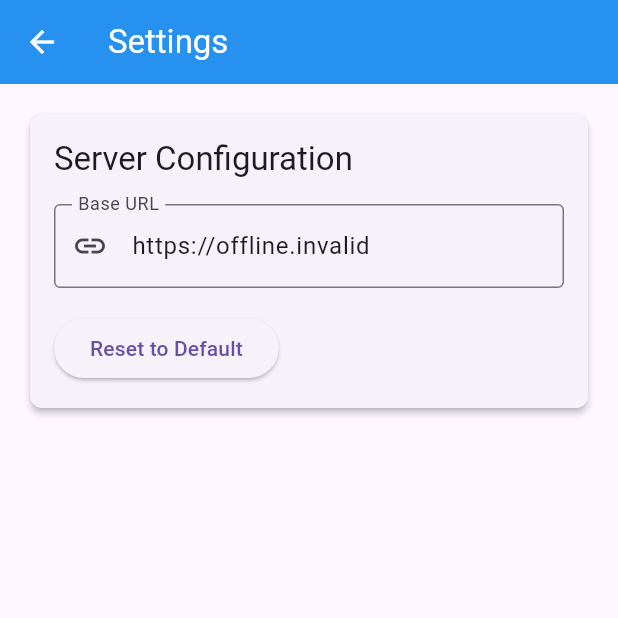
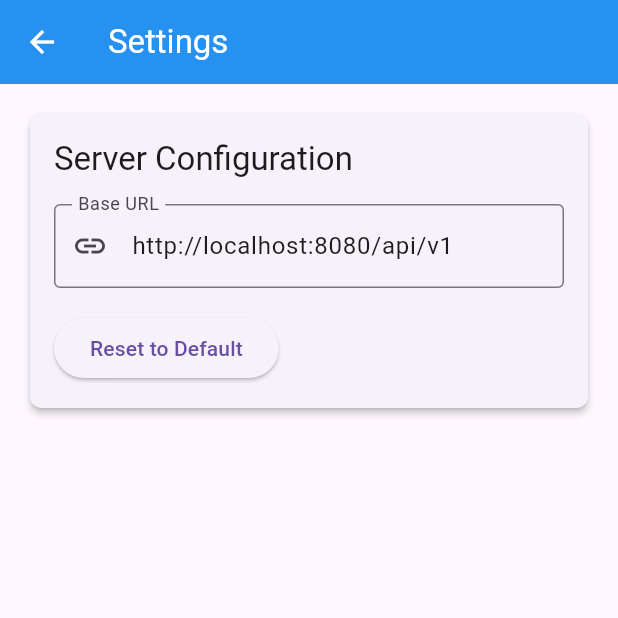
Before and after one commit to vfiruz97/todo-app, a Flutter app: the screen it shows after launch, after a tap on the "settings" icon, on a phone screen of 412 x 824 dp, the top half of it. Run offline on Flutter 3.47's test engine with Material 3 defaults, Android fonts, the phone set to English and light mode, and no system bars; our stand-ins replace connectivity_plus, dartz, dio, fixnum, flutter_bloc, flutter_dotenv and 6 more; missing offline and left inert: dio_smart_retry, todo_proto.

Commit message:
feat: Refactor configuration handling to use Config class for base URL and retry attempts

```diff
--- /dev/null
+++ b/lib/infrastructure/config/config.dart
@@ -0,0 +1,17 @@
+import 'package:flutter_dotenv/flutter_dotenv.dart';
+
+class Config {
+  final String baseUrl;
+  final int retryAttempts;
+
+  const Config({required this.baseUrl, required this.retryAttempts});
+
+  static Future<Config> loadFromDotEnv() async {
+    final env = DotEnv();
+    await env.load();
+    return Config(
+      baseUrl: env.get('BASE_URL', fallback: 'http://localhost:8080/api/v1'),
+      retryAttempts: int.parse(env.get('RETRY_ATTEMPTS', fallback: '3')),
+    );
+  }
+}
--- a/lib/infrastructure/network/network_module.dart
+++ b/lib/infrastructure/network/network_module.dart
@@ -2,11 +2,11 @@ import 'dart:async';
 
 import 'package:dio/dio.dart';
 import 'package:dio_smart_retry/dio_smart_retry.dart';
-import 'package:flutter_dotenv/flutter_dotenv.dart';
 import 'package:injectable/injectable.dart';
 
 import '../../domain/core/events/domain_event.dart';
 import '../../domain/entities/events/settings_event.dart';
+import '../config/config.dart';
 import '../core/event_bus.dart';
 import 'interceptors/interceptors.dart';
 import 'network_info_service.dart';
@@ -14,8 +14,8 @@ import 'network_info_service.dart';
 @module
 abstract class NetworkModule {
   @singleton
-  DioFactory dioFactory(DotEnv dotenv, EventBus eventBus, NetworkInfoService networkInfo) {
-    return DioFactory(dotenv, eventBus, networkInfo);
+  DioFactory dioFactory(Config config, EventBus eventBus, NetworkInfoService networkInfo) {
+    return DioFactory(config, eventBus, networkInfo);
   }
 
   @injectable
@@ -23,12 +23,12 @@ abstract class NetworkModule {
 }
 
 class DioFactory {
-  DioFactory(this._dotenv, this._eventBus, this._networkInfo) {
-    _lastBaseUrl = _dotenv.env['BASE_URL']!;
+  DioFactory(this._config, this._eventBus, this._networkInfo) {
+    _lastBaseUrl = _config.baseUrl;
     _handleBaseUrlChange();
   }
 
-  final DotEnv _dotenv;
+  final Config _config;
   final NetworkInfoService _networkInfo;
   final EventBus _eventBus;
   StreamSubscription<DomainEvent>? _eventSubscription;
@@ -60,9 +60,7 @@ class DioFactory {
     dio.options.responseType = ResponseType.bytes;
 
     dio.interceptors.add(ConnectivityInterceptor(_networkInfo));
-    dio.interceptors.add(
-      RetryInterceptor(dio: dio, retries: int.parse(_dotenv.env['RETRY_ATTEMPTS'] ?? '3'), logPrint: print),
-    );
+    dio.interceptors.add(RetryInterceptor(dio: dio, retries: _config.retryAttempts, logPrint: print));
     dio.interceptors.add(LogInterceptor(requestBody: true, responseBody: true, logPrint: print));
 
     return dio;
--- a/lib/injection.dart
+++ b/lib/injection.dart
@@ -1,18 +1,16 @@
 import 'dart:async';
 
-import 'package:flutter_dotenv/flutter_dotenv.dart';
 import 'package:get_it/get_it.dart';
 import 'package:injectable/injectable.dart';
 
+import 'infrastructure/config/config.dart';
 import 'injection.config.dart';
 
 @module
 abstract class RegisterModule {
   @preResolve
-  Future<DotEnv> get dotEnv async {
-    final env = DotEnv();
-    await env.load();
-    return env;
+  Future<Config> get config async {
+    return await Config.loadFromDotEnv();
   }
 }
 
--- a/lib/presentation/cubit/settings/settings_cubit.dart
+++ b/lib/presentation/cubit/settings/settings_cubit.dart
@@ -1,23 +1,23 @@
 import 'package:flutter_bloc/flutter_bloc.dart';
-import 'package:flutter_dotenv/flutter_dotenv.dart';
 import 'package:injectable/injectable.dart';
 
 import '../../../domain/entities/events/settings_event.dart';
 import '../../../domain/entities/settings.dart';
+import '../../../infrastructure/config/config.dart';
 import '../../../infrastructure/core/event_bus.dart';
 import 'settings_state.dart';
 
 @singleton
 class SettingsCubit extends Cubit<SettingsState> {
-  SettingsCubit(this._dotenv, this._eventBus) : super(const SettingsState()) {
+  SettingsCubit(this._config, this._eventBus) : super(const SettingsState()) {
     _loadBaseUrl();
   }
 
-  final DotEnv _dotenv;
+  final Config _config;
   final EventBus _eventBus;
 
   void _loadBaseUrl() {
-    final baseUrl = _dotenv.env['BASE_URL'] ?? 'http://localhost:8080/api/v1';
+    final baseUrl = _config.baseUrl;
     emit(state.copyWith(baseUrl: baseUrl));
   }
 
@@ -27,7 +27,7 @@ class SettingsCubit extends Cubit<SettingsState> {
   }
 
   void resetToDefault() {
-    final defaultUrl = _dotenv.env['BASE_URL'] ?? 'http://localhost:8080/api/v1';
+    final defaultUrl = _config.baseUrl;
     emit(state.copyWith(baseUrl: defaultUrl));
     _eventBus.emit(SettingsUpdateEvent(Settings(baseUrl: defaultUrl)));
   }
```
Also changed, not shown: lib/injection.config.dart.
